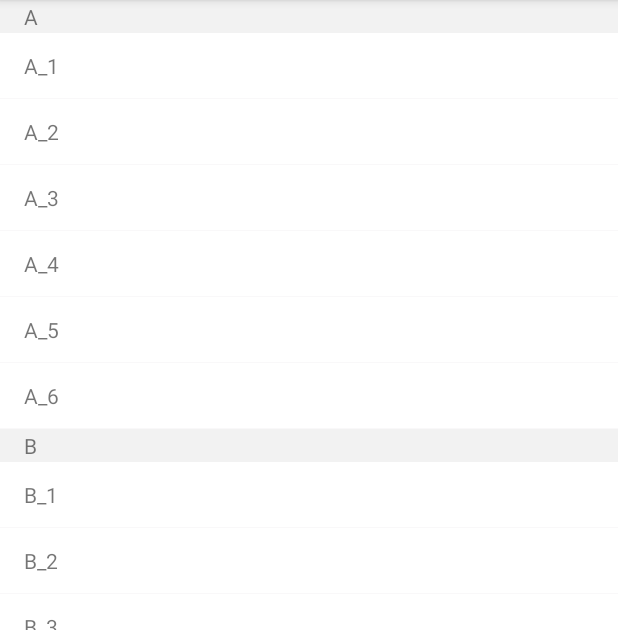
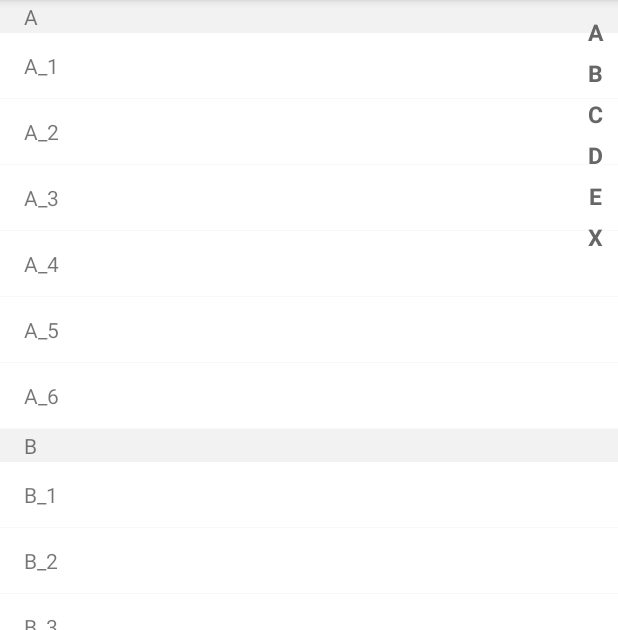
Before and after one commit to nanjingboy/AlphabetsRecyclerView, an Android app: the screen it shows after launch (MainActivity), on a phone screen of 412 x 824 dp, the part 84-714 px from its top. Run offline under Robolectric (Android 15) with nearby library versions, the phone set to English and light mode, and no system bars.

Commit message:
fast scroll for recyclerView

```diff
--- a/library/src/main/java/me/tom/fastscrollrecyclerview/FastScrollRecyclerView.java
+++ b/library/src/main/java/me/tom/fastscrollrecyclerview/FastScrollRecyclerView.java
@@ -5,10 +5,17 @@ import android.support.v7.widget.LinearLayoutManager;
 import android.support.v7.widget.RecyclerView;
 import android.util.AttributeSet;
 import android.view.View;
+import android.widget.RelativeLayout;
+import android.widget.TextView;
 
-public class FastScrollRecyclerView extends RecyclerView {
+import java.util.List;
 
-    private Context mContext;
+public class FastScrollRecyclerView extends RelativeLayout {
+
+    private RecyclerView mRecyclerView;
+    private TextView mDialogTextView;
+    private FastScrollRecyclerViewSliderBar mSliderBar;
+    private FastScrollRecyclerViewAdapter mAdapter;
 
     public FastScrollRecyclerView(Context context) {
         this(context, null);
@@ -20,17 +27,34 @@ public class FastScrollRecyclerView extends RecyclerView {
 
     public FastScrollRecyclerView(Context context, AttributeSet attrs, int defStyle) {
         super(context, attrs, defStyle);
-        mContext = context;
-        setLayoutManager(new LinearLayoutManager(mContext));
+        inflate(context, R.layout.fast_scroll_recycler_view, this);
+        mRecyclerView = (RecyclerView) getChildAt(0);
+        mRecyclerView.setLayoutManager(new LinearLayoutManager(context));
+        mSliderBar = (FastScrollRecyclerViewSliderBar) getChildAt(1);
+        mSliderBar.setListener(new FastScrollRecyclerViewSliderBar.IIndexChangedListener() {
+            @Override
+            public void onIndexChanged(int position, String indexTitle) {
+                if (indexTitle == null) {
+                    mDialogTextView.setVisibility(GONE);
+                } else {
+                    mDialogTextView.setVisibility(VISIBLE);
+                    mDialogTextView.setText(indexTitle);
+                    ((LinearLayoutManager) mRecyclerView.getLayoutManager()).scrollToPositionWithOffset(
+                            mAdapter.groupHeaderAbsolutePosition(position), 0
+                    );
+                }
+            }
+        });
+        mDialogTextView = (TextView) getChildAt(2);
     }
 
-    @Override
-    public void setLayoutManager(LayoutManager layout) {
-        if (layout instanceof LinearLayoutManager) {
-            super.setLayoutManager(layout);
-        } else {
-            super.setLayoutManager(new LinearLayoutManager(mContext));
-        }
+    public void setAdapter(FastScrollRecyclerViewAdapter adapter) {
+        mAdapter = adapter;
+        mRecyclerView.setAdapter(adapter);
+    }
+
+    public void setIndexTitles(List<String> titles) {
+        mSliderBar.setIndexTitles(titles);
     }
 
     static abstract class DefaultViewHolder extends RecyclerView.ViewHolder {
--- a/library/src/main/java/me/tom/fastscrollrecyclerview/FastScrollRecyclerViewAdapter.java
+++ b/library/src/main/java/me/tom/fastscrollrecyclerview/FastScrollRecyclerViewAdapter.java
@@ -27,11 +27,10 @@ abstract public class FastScrollRecyclerViewAdapter<GroupHeaderViewHolder extend
 
     @Override
     final public long getItemId(int position) {
-        int groupPosition = mGroupHeaderPositions.indexOfKey(position);
-        if (groupPosition > -1) {
-            return getGroupId(groupPosition);
+        int[] positions = relativePositions(position);
+        if (positions[1] == -1) {
+            return getGroupId(positions[0]);
         }
-        int[] positions = parsePosition(position);
         return getGroupItemId(positions[0], positions[1]);
     }
 
@@ -53,11 +52,10 @@ abstract public class FastScrollRecyclerViewAdapter<GroupHeaderViewHolder extend
 
     @Override
     final public void onBindViewHolder(FastScrollRecyclerView.DefaultViewHolder holder, int position) {
-        int groupPosition = mGroupHeaderPositions.indexOfKey(position);
-        if (groupPosition > -1) {
-            onBindGroupHeaderViewHolder((GroupHeaderViewHolder) holder, groupPosition);
+        int[] positions = relativePositions(position);
+        if (positions[1] == -1) {
+            onBindGroupHeaderViewHolder((GroupHeaderViewHolder) holder, positions[0]);
         } else {
-            int[] positions = parsePosition(position);
             onBindGroupItemViewHolder((GroupItemViewHolder) holder, positions[0], positions[1]);
         }
     }
@@ -75,9 +73,19 @@ abstract public class FastScrollRecyclerViewAdapter<GroupHeaderViewHolder extend
         return groupItemPosition;
     }
 
-    protected int[] parsePosition(int position) {
-        synchronized (mGroupHeaderPositions) {
-            int headerPosition = -1;
+    int groupHeaderAbsolutePosition(int position) {
+        int index = mGroupHeaderPositions.indexOfValue(position);
+        if (index > -1) {
+            return mGroupHeaderPositions.keyAt(index);
+        }
+        return -1;
+    }
+
+    int[] relativePositions(int position) {
+        int headerPosition = -1;
+        if (mGroupHeaderPositions.indexOfKey(position) > -1) {
+            headerPosition = position;
+        } else {
             int count = mGroupHeaderPositions.size();
             for (int index = 0; index < count; index++) {
                 int groupHeaderPosition = mGroupHeaderPositions.keyAt(index);
@@ -86,9 +94,9 @@ abstract public class FastScrollRecyclerViewAdapter<GroupHeaderViewHolder extend
                 }
                 headerPosition = groupHeaderPosition;
             }
-            int groupIndex = Integer.parseInt(mGroupHeaderPositions.get(headerPosition).toString());
-            return new int[]{groupIndex, position - headerPosition - 1};
         }
+        int groupIndex = Integer.parseInt(mGroupHeaderPositions.get(headerPosition).toString());
+        return new int[] { groupIndex, position - headerPosition - 1 };
     }
 
     abstract public int getGroupCount();
--- /dev/null
+++ b/library/src/main/java/me/tom/fastscrollrecyclerview/FastScrollRecyclerViewSliderBar.java
@@ -0,0 +1,132 @@
+package me.tom.fastscrollrecyclerview;
+
+import android.content.Context;
+import android.graphics.Canvas;
+import android.graphics.Paint;
+import android.graphics.Typeface;
+import android.graphics.drawable.Drawable;
+import android.support.v4.content.ContextCompat;
+import android.util.AttributeSet;
+import android.view.MotionEvent;
+import android.view.View;
+
+import java.util.ArrayList;
+import java.util.List;
+
+public class FastScrollRecyclerViewSliderBar extends View {
+
+    public static final int MAX_INDEX_COUNT = 28;
+
+    private Paint mPaint;
+
+    private int mHeight;
+    private int mWidth;
+
+    private int mTextColor;
+    private int mSelectedTextColor;
+
+    private Drawable mBackground;
+    private Drawable mSelectBackground;
+
+    private IIndexChangedListener mListener;
+
+    private int mSelectedIndex = -1;
+    private List<String> mIndexTitles = new ArrayList<>();
+
+    public interface IIndexChangedListener {
+        void onIndexChanged(int position, String indexTitle);
+    }
+
+    public FastScrollRecyclerViewSliderBar(Context context) {
+        this(context, null);
+    }
+
+    public FastScrollRecyclerViewSliderBar(Context context, AttributeSet attrs) {
+        this(context, attrs, 0);
+    }
+
+    public FastScrollRecyclerViewSliderBar(Context context, AttributeSet attrs, int defStyle) {
+        super(context, attrs, defStyle);
+        mTextColor = ContextCompat.getColor(context, R.color.colorFastScrollRecyclerViewSlideBarText);
+        mSelectedTextColor = ContextCompat.getColor(context, R.color.colorFastScrollRecyclerViewSlideBarSelectedText);
+        mBackground = getBackground();
+        mSelectBackground = ContextCompat.getDrawable(context, R.color.colorFastScrollRecyclerViewOverlayBackground);
+        mPaint = new Paint(Paint.ANTI_ALIAS_FLAG);
+        mPaint.setTypeface(Typeface.DEFAULT_BOLD);
+        mPaint.setTextSize(context.getResources().getDimensionPixelSize(R.dimen.fastScrollRecyclerViewSliderBarFontSize));
+        mPaint.setAntiAlias(true);
+        setClickable(true);
+    }
+
+    public void setIndexTitles(List<String> indexTitles) {
+        if (indexTitles == null) {
+            mIndexTitles = new ArrayList<>();
+        } else {
+            mIndexTitles = indexTitles;
+        }
+        invalidate();
+    }
+
+    public void setListener(IIndexChangedListener listener) {
+        mListener = listener;
+    }
+
+    @Override
+    public boolean dispatchTouchEvent(MotionEvent event) {
+        float y = event.getY();
+        int currentSelectedIndex = mSelectedIndex;
+        if (y < getPaddingTop() || y > mHeight + getPaddingTop()) {
+            mSelectedIndex = -1;
+        } else {
+            mSelectedIndex = (int) ((y - getPaddingTop()) / mHeight * MAX_INDEX_COUNT);
+            if (mSelectedIndex >= mIndexTitles.size() - 1) {
+                mSelectedIndex = mIndexTitles.size() - 1;
+            }
+        }
+        switch (event.getAction()) {
+            case MotionEvent.ACTION_UP:
+                mSelectedIndex = -1;
+                setBackground(mBackground);
+            default:
+                if (currentSelectedIndex != mSelectedIndex && mSelectedIndex != -1) {
+                    setBackground(mSelectBackground);
+                }
+        }
+        if (mListener != null) {
+            if (mSelectedIndex == -1) {
+                mListener.onIndexChanged(-1, null);
+            } else {
+                mListener.onIndexChanged(mSelectedIndex, mIndexTitles.get(mSelectedIndex));
+            }
+        }
+        invalidate();
+        return super.dispatchTouchEvent(event);
+    }
+
+    @Override
+    protected void onSizeChanged(int width, int height, int oldWidth, int oldHeight) {
+        super.onSizeChanged(width, height, oldWidth, oldHeight);
+        mWidth = width;
+        mHeight = height - getPaddingTop() - getPaddingBottom();
+    }
+
+    @Override
+    protected void onDraw(Canvas canvas) {
+        for (int index = 0; index < mIndexTitles.size(); index++) {
+            String indexTitle = mIndexTitles.get(index);
+            float indexTitleWidth = mPaint.measureText(indexTitle);
+            if (index == mSelectedIndex) {
+                mPaint.setColor(mSelectedTextColor);
+            } else {
+                mPaint.setColor(mTextColor);
+            }
+            canvas.drawText(
+                    indexTitle,
+                    (mWidth - indexTitleWidth) / 2,
+                    mHeight / MAX_INDEX_COUNT * (index + 1) + getPaddingTop(),
+                    mPaint
+            );
+        }
+        super.onDraw(canvas);
+    }
+}
--- /dev/null
+++ b/library/src/main/res/layout/fast_scroll_recycler_view.xml
@@ -0,0 +1,25 @@
+<?xml version="1.0" encoding="utf-8"?>
+<merge xmlns:android="http://schemas.android.com/apk/res/android"
+    android:layout_width="match_parent"
+    android:layout_height="match_parent">
+
+    <android.support.v7.widget.RecyclerView
+        android:layout_width="match_parent"
+        android:layout_height="match_parent"
+        android:scrollbars="none"/>
+
+    <me.tom.fastscrollrecyclerview.FastScrollRecyclerViewSliderBar
+        android:layout_width="@dimen/fastScrollRecyclerViewSliderBarWidth"
+        android:layout_height="match_parent"
+        android:layout_alignParentRight="true"/>
+
+    <TextView
+        android:layout_width="@dimen/fastScrollRecyclerViewIndexDialogWidth"
+        android:layout_height="@dimen/fastScrollRecyclerViewIndexDialogHeight"
+        android:layout_centerInParent="true"
+        android:background="@color/colorFastScrollRecyclerViewOverlayBackground"
+        android:gravity="center"
+        android:textColor="@android:color/white"
+        android:textSize="@dimen/fastScrollRecyclerViewIndexDialogFontSize"
+        android:visibility="gone"/>
+</merge>
--- a/library/src/main/res/values/colors.xml
+++ b/library/src/main/res/values/colors.xml
@@ -2,4 +2,8 @@
 <resources>
     <color name="colorFastScrollRecyclerViewDivider">#F9F8F9</color>
     <color name="colorFastScrollRecyclerViewHeader">#F2F2F2</color>
+
+    <color name="colorFastScrollRecyclerViewSlideBarText">#666666</color>
+    <color name="colorFastScrollRecyclerViewSlideBarSelectedText">#000000</color>
+    <color name="colorFastScrollRecyclerViewOverlayBackground">#66000000</color>
 </resources>
--- a/library/src/main/res/values/dimens.xml
+++ b/library/src/main/res/values/dimens.xml
@@ -4,4 +4,10 @@
     <dimen name="fastScrollRecyclerViewItemHeight">44dp</dimen>
     <dimen name="fastScrollRecyclerViewItemPaddingLeft">16dp</dimen>
     <dimen name="fastScrollRecyclerViewItemPaddingRight">16dp</dimen>
+    <dimen name="fastScrollRecyclerViewSliderBarWidth">30dp</dimen>
+    <dimen name="fastScrollRecyclerViewSliderBarFontSize">15sp</dimen>
+
+    <dimen name="fastScrollRecyclerViewIndexDialogWidth">50dp</dimen>
+    <dimen name="fastScrollRecyclerViewIndexDialogHeight">50dp</dimen>
+    <dimen name="fastScrollRecyclerViewIndexDialogFontSize">25sp</dimen>
 </resources>
--- a/sample/src/main/java/me/tom/fastscrollrecyclerview/sample/MainActivity.java
+++ b/sample/src/main/java/me/tom/fastscrollrecyclerview/sample/MainActivity.java
@@ -9,7 +9,6 @@ import java.util.Arrays;
 import java.util.HashMap;
 
 import me.tom.fastscrollrecyclerview.FastScrollRecyclerView;
-
 
 public class MainActivity extends AppCompatActivity {
 
@@ -24,20 +23,22 @@ public class MainActivity extends AppCompatActivity {
         ArrayList<HashMap<String, Object>> data = new ArrayList<>();
         String[] keys = new String[] { "A", "B", "C", "D", "E", "X"};
         for (int index = 0; index < keys.length;  index++) {
+            String key = keys[index];
             ArrayList<String> records = new ArrayList<>();
-            records.add(String.format("%s_1", keys[index]));
-            records.add(String.format("%s_2", keys[index]));
-            records.add(String.format("%s_3", keys[index]));
-            records.add(String.format("%s_4", keys[index]));
-            records.add(String.format("%s_5", keys[index]));
-            records.add(String.format("%s_6", keys[index]));
+            records.add(String.format("%s_1", key));
+            records.add(String.format("%s_2", key));
+            records.add(String.format("%s_3", key));
+            records.add(String.format("%s_4", key));
+            records.add(String.format("%s_5", key));
+            records.add(String.format("%s_6", key));
             HashMap<String, Object> item = new HashMap<>();
-            item.put("key", keys[index]);
+            item.put("key", key);
             item.put("records", records);
             data.add(item);
         }
         mAdapter = new DemoAdapter(this, data);
         mRecyclerView = (FastScrollRecyclerView) findViewById(R.id.recyclerView);
         mRecyclerView.setAdapter(mAdapter);
+        mRecyclerView.setIndexTitles(Arrays.asList(keys));
     }
 }
```
